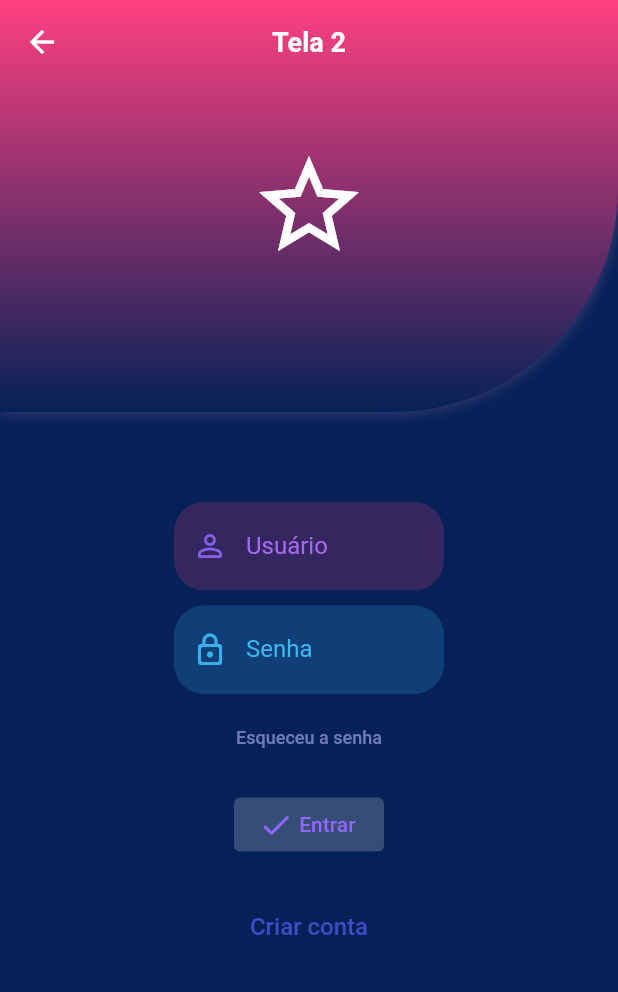
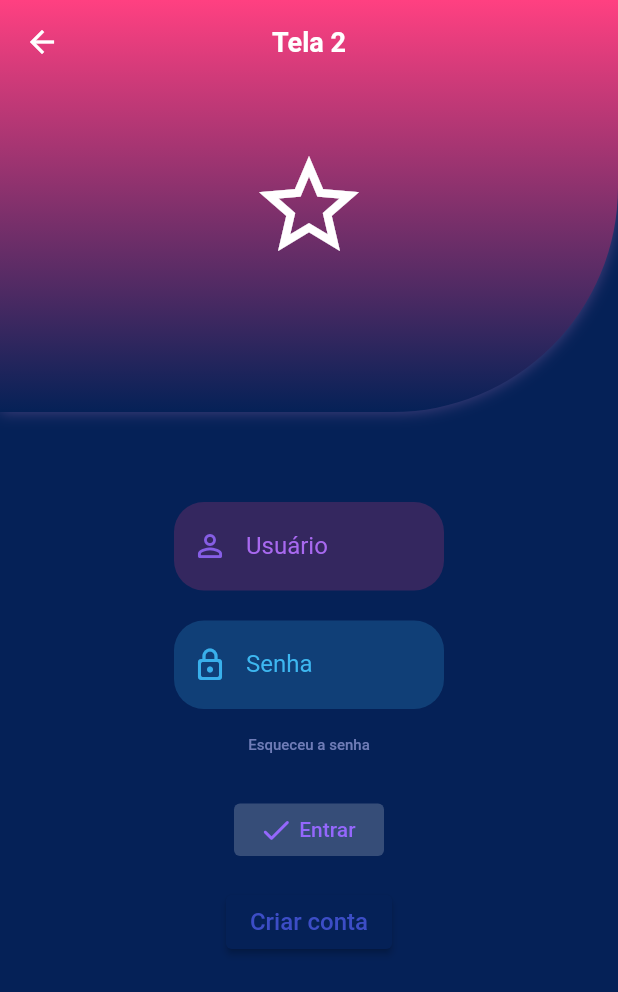
Before and after one commit to anaclara-s/telas_login, a Flutter app: the screen it shows after launch, in the side drawer, after a tap on "Tela 2", on a phone screen of 412 x 824 dp. Shown: the top 992 px of the screen. Run offline on Flutter 3.47's test engine with Material 2 defaults, Android fonts, the phone set to English and light mode, and no system bars.

Commit message:
modificando o Readme

```diff
--- a/lib/tela1.dart
+++ b/lib/tela1.dart
@@ -1,6 +1,5 @@
 import 'package:flutter/material.dart';
 import 'tela2.dart';
-
 
 class Pagina extends StatelessWidget {
   const Pagina({super.key});
@@ -14,8 +13,7 @@ class Pagina extends StatelessWidget {
 }
 
 class Pagina1 extends StatelessWidget {
-  const Pagina1 ({super.key});
-
+  const Pagina1({super.key});
 
   @override
   Widget build(BuildContext context) {
@@ -23,8 +21,7 @@ class Pagina1 extends StatelessWidget {
       backgroundColor: const Color.fromARGB(255, 251, 212, 132),
       extendBodyBehindAppBar: true,
       appBar: AppBar(
-        titleTextStyle:
-        const TextStyle(
+        titleTextStyle: const TextStyle(
           fontSize: 18,
           fontWeight: FontWeight.bold,
           color: Colors.white,
@@ -43,30 +40,28 @@ class Pagina1 extends StatelessWidget {
           children: [
             const SizedBox(
               height: 80,
-              child:
-                DrawerHeader(
+              child: DrawerHeader(
                 decoration: BoxDecoration(
                   color: Color.fromARGB(255, 251, 212, 132),
                 ),
                 child: Text('MENU'),
               ),
             ),
-
             ListTile(
               title: const Text('Tela 2'),
               onTap: () {
                 Navigator.push(
                   context,
-                    MaterialPageRoute(
-                      builder:
-                      (context) => const Tela2()),
+                  MaterialPageRoute(builder: (context) => const Tela2()),
                 );
               },
             )
           ],
         ),
       ),
+
       //
+
       body: SizedBox(
         child: Stack(
           children: <Widget>[
@@ -98,9 +93,6 @@ class Pagina1 extends StatelessWidget {
                 child: Column(
                   children: [
                     TextFormField(
-                        style: const TextStyle(
-                          color: Color.fromARGB(255, 90, 62, 6),
-                        ),
                       decoration: const InputDecoration(
                         enabledBorder: UnderlineInputBorder(
                           borderSide: BorderSide(
@@ -112,12 +104,10 @@ class Pagina1 extends StatelessWidget {
                             color: Color.fromARGB(255, 255, 170, 0),
                           ),
                         ),
-
                         prefixIcon: Icon(
                           Icons.person_2_outlined,
                           color: Colors.white,
                         ),
-
                         labelText: 'Usuário',
                         labelStyle: TextStyle(
                           color: Colors.white,
@@ -137,7 +127,7 @@ class Pagina1 extends StatelessWidget {
                       decoration: const InputDecoration(
                         enabledBorder: UnderlineInputBorder(
                           borderSide: BorderSide(
-                              color: Color.fromARGB(255, 255, 236, 192)
+                            color: Color.fromARGB(255, 255, 236, 192),
                           ),
                         ),
                         focusedBorder: UnderlineInputBorder(
@@ -145,16 +135,14 @@ class Pagina1 extends StatelessWidget {
                             color: Color.fromARGB(255, 255, 170, 0),
                           ),
                         ),
-
                         prefixIcon: Icon(
                           Icons.lock_outline,
                           color: Colors.white,
                         ),
-
                         labelText: 'Senha',
                         labelStyle: TextStyle(
                           color: Colors.white,
-                          )
+                        ),
                       ),
                     ),
 
@@ -169,7 +157,8 @@ class Pagina1 extends StatelessWidget {
                       ),
                       child: ElevatedButton(
                         style: ElevatedButton.styleFrom(
-                              backgroundColor: const Color.fromARGB(255, 248, 248, 248),
+                          backgroundColor:
+                              const Color.fromARGB(255, 248, 248, 248),
                         ),
                         onPressed: () {
                           print('ENTRAR');
@@ -177,15 +166,16 @@ class Pagina1 extends StatelessWidget {
                         child: const Row(
                           mainAxisAlignment: MainAxisAlignment.start,
                           children: [
-                                Icon(Icons.check,
-                                color: Colors.black,
+                            Icon(
+                              Icons.check,
+                              color: Color.fromARGB(255, 90, 62, 6),
                             ),
                             Padding(
                               padding: EdgeInsets.all(10),
                               child: Text(
                                 'Entrar',
                                 style: TextStyle(
-                                      color: Colors.black,
+                                  color: Color.fromARGB(255, 90, 62, 6),
                                 ),
                               ),
                             ),
@@ -201,15 +191,13 @@ class Pagina1 extends StatelessWidget {
                       child: ElevatedButton(
                         style: ElevatedButton.styleFrom(
                             shadowColor: Colors.transparent,
-                              backgroundColor: Colors.transparent
-                            ),
+                            backgroundColor: Colors.transparent),
                         onPressed: () {
                           print('CRIAR');
                         },
-                            child: const Text('Criar Conta')
+                        child: const Text('Criar Conta'),
                       ),
                     ),
-
                   ],
                 ),
               ),
--- a/lib/tela2.dart
+++ b/lib/tela2.dart
@@ -103,7 +103,7 @@ class Tela2 extends StatelessWidget {
                 //
 
                 const Padding(
-                  padding: EdgeInsets.only(top: 10),
+                  padding: EdgeInsets.only(top: 20),
                 ),
                 TextFormField(
                   obscureText: true,
@@ -137,7 +137,6 @@ class Tela2 extends StatelessWidget {
                 //
 
                 Container(
-                  padding: const EdgeInsets.only(top: 5),
                   alignment: Alignment.bottomCenter,
                   child: Column(
                     children: [
@@ -153,7 +152,7 @@ class Tela2 extends StatelessWidget {
                           'Esqueceu a senha',
                           style: TextStyle(
                             color: Color.fromARGB(153, 181, 185, 247),
-                            fontSize: 12,
+                            fontSize: 10,
                           ),
                         ),
                       ),
@@ -161,10 +160,11 @@ class Tela2 extends StatelessWidget {
                       //
 
                       const Padding(
-                        padding: EdgeInsets.only(top: 10),
+                        padding: EdgeInsets.only(top: 15),
                       ),
                       SizedBox(
                         width: 100,
+                        height: 35,
                         child: ElevatedButton(
                           style: ElevatedButton.styleFrom(
                               shadowColor: Colors.transparent,
@@ -199,8 +199,8 @@ class Tela2 extends StatelessWidget {
                       ),
                       ElevatedButton(
                         style: ElevatedButton.styleFrom(
-                          shadowColor: Colors.transparent,
-                          backgroundColor: Colors.transparent,
+                          shadowColor: Color.fromARGB(255, 0, 0, 0),
+                          backgroundColor: const Color.fromARGB(255, 5, 33, 87),
                         ),
                         child: const Text(
                           'Criar conta',
```
Also changed, not shown: assets/imagens/tela1.PNG (added), assets/imagens/tela2.PNG (added), 1 other file. Lines whose indentation alone changed are shown as unchanged.
